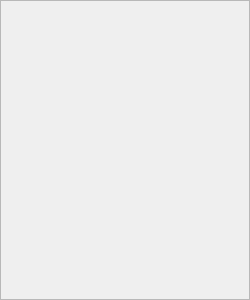
samanwaya-jena/EVAL-ADAL6110-16-GUI, file src/AWLQtDemo/awlplotscan.ui: the form before one commit.
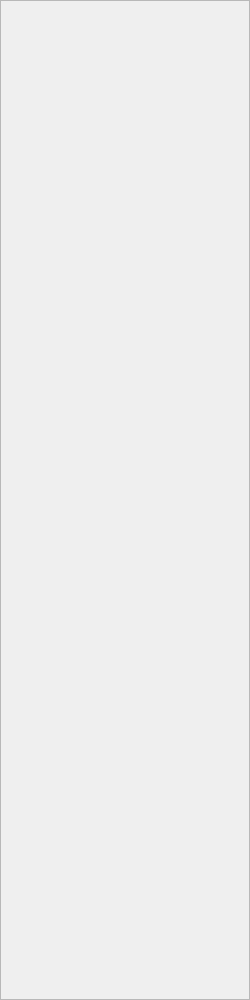
The form after the commit. Icons and pictures are not drawn.

```diff
--- a/src/AWLQtDemo/awlplotscan.ui
+++ b/src/AWLQtDemo/awlplotscan.ui
@@ -7,7 +7,7 @@
     <x>0</x>
     <y>0</y>
     <width>250</width>
-    <height>300</height>
+    <height>1000</height>
    </rect>
   </property>
   <property name="sizePolicy">
@@ -19,7 +19,7 @@
   <property name="minimumSize">
    <size>
     <width>250</width>
-    <height>300</height>
+    <height>600</height>
    </size>
   </property>
   <property name="baseSize">
```
